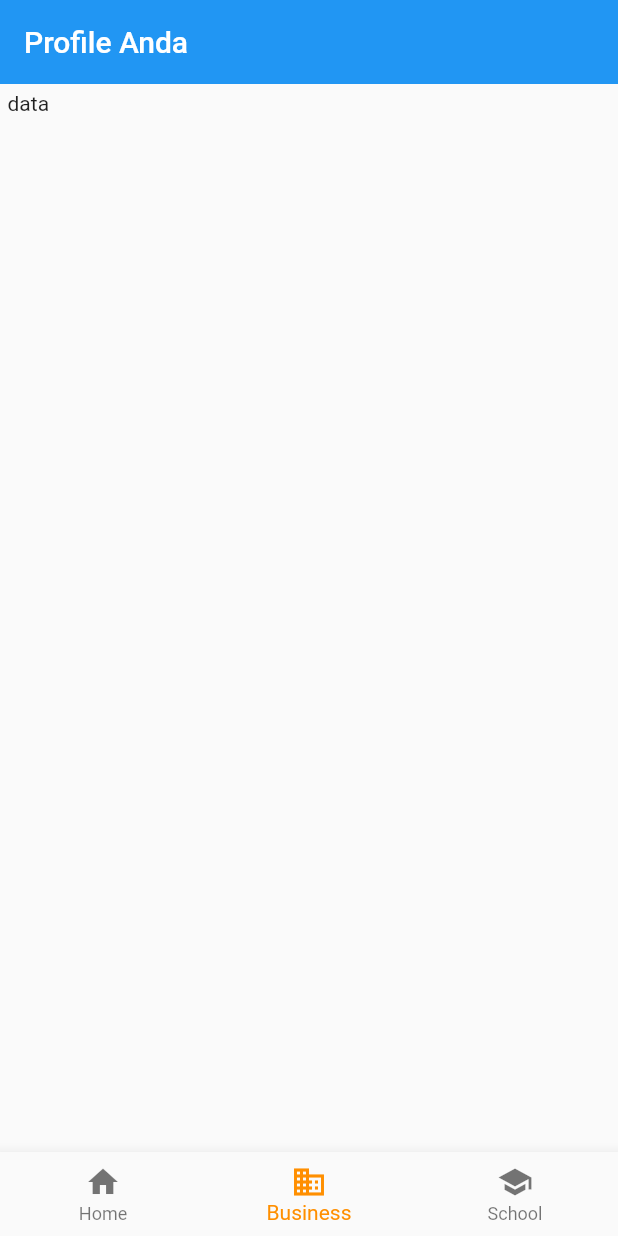
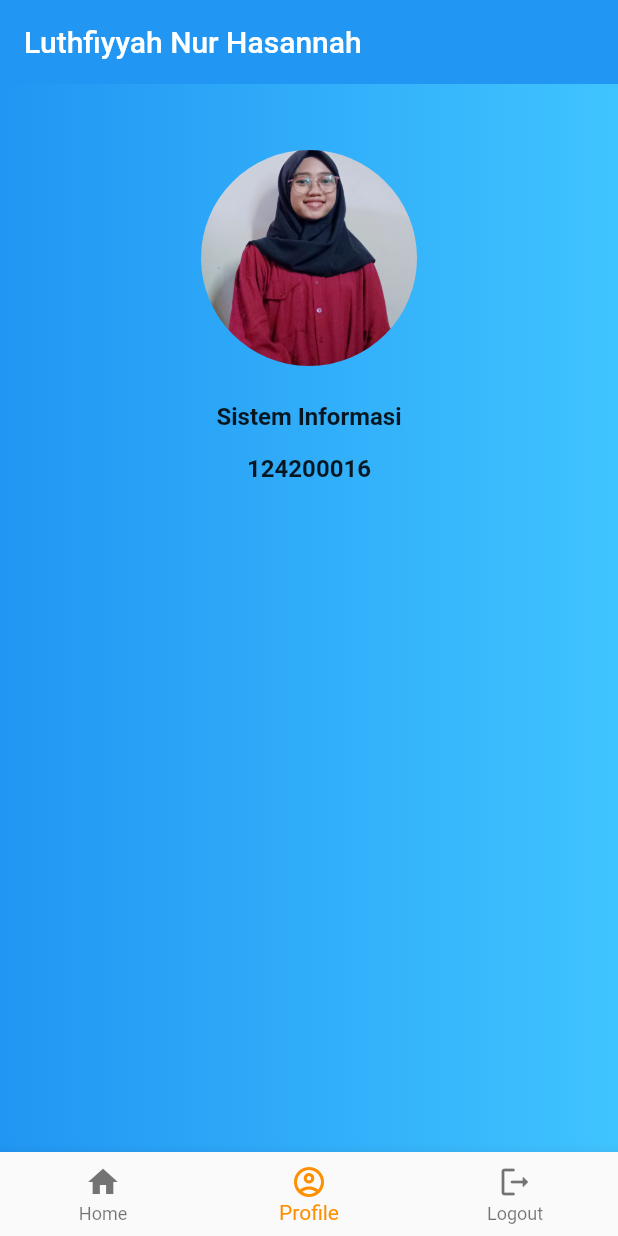
Before and after one commit to luthfiyyahnh/124200016_luthfiyyahnurhasanah, a Flutter app: the screen it shows after launch, item 2 of the bottom bar chosen, on a phone screen of 412 x 824 dp. Run offline on Flutter 3.47's test engine with Material 2 defaults, Android fonts, the phone set to English and light mode, and no system bars; missing offline and left inert: dart:html, dart:js; network calls fail.

Commit message:
update_profile

```diff
--- a/lib/home.dart
+++ b/lib/home.dart
@@ -42,6 +42,7 @@ class _HomeState extends State<Home> {
             ),
             title: Text(
               '${_posts[index]['title']}',
+              style: TextStyle(fontSize: 16, fontWeight: FontWeight.bold),
               maxLines: 2,
               overflow: TextOverflow.ellipsis,
             ),
--- a/lib/main.dart
+++ b/lib/main.dart
@@ -60,12 +60,12 @@ class _BtnNavbarState extends State<BtnNavbar> {
             label: 'Home',
           ),
           BottomNavigationBarItem(
-            icon: Icon(Icons.business),
-            label: 'Business',
+            icon: Icon(Icons.account_circle_outlined),
+            label: 'Profile',
           ),
           BottomNavigationBarItem(
-            icon: Icon(Icons.school),
-            label: 'School',
+            icon: Icon(Icons.logout_rounded),
+            label: 'Logout',
           ),
         ],
         currentIndex: _selectedIndex,
--- a/lib/profile.dart
+++ b/lib/profile.dart
@@ -12,22 +12,55 @@ class ProfileUser extends StatefulWidget {
 class _ProfileUserState extends State<ProfileUser> {
   @override
   Widget build(BuildContext context) {
-    return Scaffold(
-      appBar: AppBar(
-        title: Text("Profile Anda"),
+    final alucard = Hero(
+      tag: 'hero',
+      child: Padding(
+        padding: EdgeInsets.all(16.0),
+        child: CircleAvatar(
+          radius: 72.0,
+          backgroundColor: Colors.transparent,
+          backgroundImage: AssetImage('assets/alucard.jpg'),
+        ),
       ),
-      body: Column(
-        children: [
-          Container(
-            child: Padding(
-              padding: EdgeInsets.all(5.0),
-              child: Container(
-                child: Text("data"),
-              ),
-            ),
-          )
+    );
+
+    final welcome = Padding(
+      padding: EdgeInsets.all(8.0),
+      child: Text(
+        'Sistem Informasi',
+        style: TextStyle(fontSize: 16, fontWeight: FontWeight.bold),
+      ),
+    );
+
+    final lorem = Padding(
+      padding: EdgeInsets.all(8.0),
+      child: Text(
+        '124200016',
+        style: TextStyle(fontSize: 16, fontWeight: FontWeight.bold),
+      ),
+    );
+    final body = Container(
+      width: MediaQuery.of(context).size.width,
+      padding: EdgeInsets.all(28.0),
+      decoration: BoxDecoration(
+        gradient: LinearGradient(colors: [
+          Colors.blue,
+          Colors.lightBlueAccent,
+        ]),
+      ),
+      child: Column(
+        children: <Widget>[
+          alucard,
+          welcome,
+          lorem,
         ],
       ),
     );
+    return Scaffold(
+      appBar: AppBar(
+        title: const Text('Luthfiyyah Nur Hasannah'),
+      ),
+      body: body,
+    );
   }
 }
--- a/pubspec.yaml
+++ b/pubspec.yaml
@@ -59,8 +59,8 @@ flutter:
   uses-material-design: true
 
   # To add assets to your application, add an assets section, like this:
-  # assets:
-  #   - images/a_dot_burr.jpeg
+  assets:
+   - assets/alucard.jpg
   #   - images/a_dot_ham.jpeg
 
   # An image asset can refer to one or more resolution-specific "variants", see
```
Also changed, not shown: assets/alucard.jpg (added).
